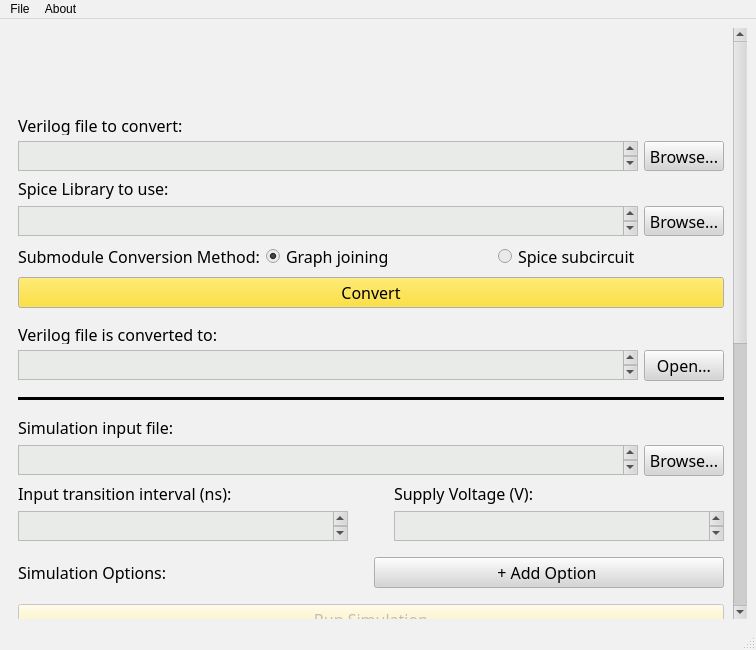
ic-cad/plode, file mainwindow.ui: the form before one commit.
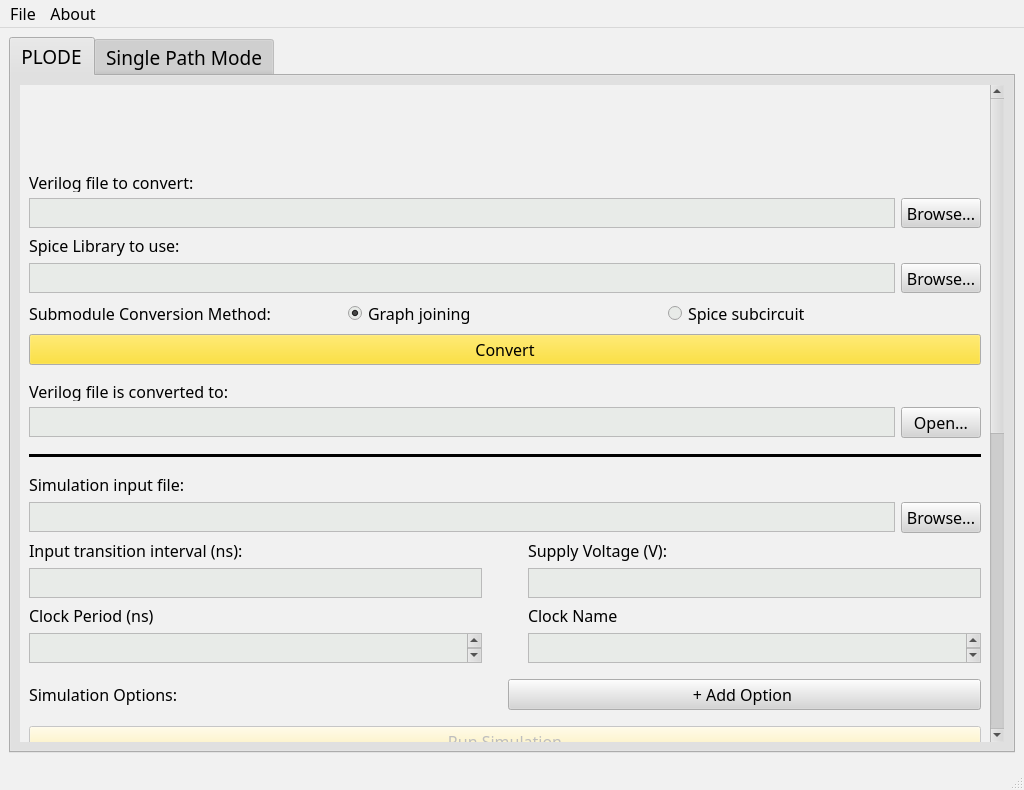
The form after the commit. The open tabs and pages were chosen to show the change. Icons and pictures are not drawn.

Commit message: Added critical path extraction and some UI changes

```diff
--- a/mainwindow.ui
+++ b/mainwindow.ui
@@ -9,8 +9,8 @@
    <rect>
     <x>0</x>
     <y>0</y>
-    <width>756</width>
-    <height>650</height>
+    <width>1024</width>
+    <height>790</height>
    </rect>
   </property>
   <property name="sizePolicy">
@@ -21,8 +21,8 @@
   </property>
   <property name="minimumSize">
    <size>
-    <width>600</width>
-    <height>650</height>
+    <width>750</width>
+    <height>790</height>
    </size>
   </property>
   <property name="maximumSize">
@@ -230,6 +230,12 @@
     </disabled>
    </palette>
   </property>
+  <property name="font">
+   <font>
+    <family>KerkisSans</family>
+    <pointsize>12</pointsize>
+   </font>
+  </property>
   <property name="acceptDrops">
    <bool>false</bool>
   </property>
@@ -247,12 +253,67 @@
     </sizepolicy>
    </property>
    <layout class="QGridLayout" name="gridLayout">
-    <item row="0" column="0">
+    <item row="1" column="0">
+     <widget class="QTabWidget" name="tabWidget">
+      <property name="sizePolicy">
+       <sizepolicy hsizetype="Preferred" vsizetype="Preferred">
+        <horstretch>0</horstretch>
+        <verstretch>0</verstretch>
+       </sizepolicy>
+      </property>
+      <property name="maximumSize">
+       <size>
+        <width>16777215</width>
+        <height>16777215</height>
+       </size>
+      </property>
+      <property name="baseSize">
+       <size>
+        <width>0</width>
+        <height>0</height>
+       </size>
+      </property>
+      <property name="font">
+       <font>
+        <family>KerkisSans</family>
+        <pointsize>14</pointsize>
+       </font>
+      </property>
+      <property name="currentIndex">
+       <number>1</number>
+      </property>
+      <widget class="QWidget" name="tab">
+       <property name="sizePolicy">
+        <sizepolicy hsizetype="Expanding" vsizetype="Expanding">
+         <horstretch>0</horstretch>
+         <verstretch>0</verstretch>
+        </sizepolicy>
+       </property>
+       <attribute name="title">
+        <string>PLODE</string>
+       </attribute>
+       <layout class="QVBoxLayout" name="verticalLayout_12">
+        <item>
      <widget class="QScrollArea" name="scrollArea">
+          <property name="enabled">
+           <bool>true</bool>
+          </property>
+          <property name="sizePolicy">
+           <sizepolicy hsizetype="Expanding" vsizetype="Expanding">
+            <horstretch>0</horstretch>
+            <verstretch>0</verstretch>
+           </sizepolicy>
+          </property>
       <property name="minimumSize">
        <size>
-        <width>0</width>
-        <height>100</height>
+            <width>700</width>
+            <height>651</height>
+           </size>
+          </property>
+          <property name="maximumSize">
+           <size>
+            <width>16777215</width>
+            <height>16777215</height>
        </size>
       </property>
       <property name="font">
@@ -263,22 +324,34 @@
         <bold>false</bold>
        </font>
       </property>
+          <property name="autoFillBackground">
+           <bool>false</bool>
+          </property>
       <property name="frameShape">
        <enum>QFrame::NoFrame</enum>
       </property>
+          <property name="sizeAdjustPolicy">
+           <enum>QAbstractScrollArea::AdjustIgnored</enum>
+          </property>
       <property name="widgetResizable">
        <bool>true</bool>
       </property>
+          <property name="alignment">
+           <set>Qt::AlignCenter</set>
+          </property>
       <widget class="QWidget" name="scrollAreaWidgetContents">
        <property name="geometry">
         <rect>
          <x>0</x>
-         <y>-361</y>
-         <width>724</width>
-         <height>1208</height>
+             <y>0</y>
+             <width>970</width>
+             <height>1330</height>
         </rect>
        </property>
        <layout class="QVBoxLayout" name="verticalLayout">
+            <property name="sizeConstraint">
+             <enum>QLayout::SetDefaultConstraint</enum>
+            </property>
         <item>
          <widget class="QLabel" name="label_5">
           <property name="sizePolicy">
@@ -440,6 +513,14 @@
                   <height>30</height>
                  </size>
                 </property>
+                    <property name="font">
+                     <font>
+                      <family>KerkisSans</family>
+                      <pointsize>9</pointsize>
+                      <weight>50</weight>
+                      <bold>false</bold>
+                     </font>
+                    </property>
                </widget>
               </item>
               <item>
@@ -474,6 +555,20 @@
                   <height>30</height>
                  </size>
                 </property>
+                    <property name="maximumSize">
+                     <size>
+                      <width>16777215</width>
+                      <height>30</height>
+                     </size>
+                    </property>
+                    <property name="font">
+                     <font>
+                      <family>KerkisSans</family>
+                      <pointsize>9</pointsize>
+                      <weight>50</weight>
+                      <bold>false</bold>
+                     </font>
+                    </property>
                </widget>
               </item>
               <item>
@@ -633,6 +728,14 @@
                 <height>30</height>
                </size>
               </property>
+                  <property name="font">
+                   <font>
+                    <family>KerkisSans</family>
+                    <pointsize>9</pointsize>
+                    <weight>50</weight>
+                    <bold>false</bold>
+                   </font>
+                  </property>
              </widget>
             </item>
             <item>
@@ -704,6 +807,9 @@
             <property name="sizeConstraint">
              <enum>QLayout::SetFixedSize</enum>
             </property>
+                <property name="bottomMargin">
+                 <number>0</number>
+                </property>
             <item>
              <widget class="QLabel" name="simulationInputFileLabel">
               <property name="text">
@@ -721,6 +827,14 @@
                   <height>30</height>
                  </size>
                 </property>
+                    <property name="font">
+                     <font>
+                      <family>KerkisSans</family>
+                      <pointsize>9</pointsize>
+                      <weight>50</weight>
+                      <bold>false</bold>
+                     </font>
+                    </property>
                </widget>
               </item>
               <item>
@@ -754,6 +868,14 @@
                     <height>30</height>
                    </size>
                   </property>
+                      <property name="font">
+                       <font>
+                        <family>KerkisSans</family>
+                        <pointsize>9</pointsize>
+                        <weight>50</weight>
+                        <bold>false</bold>
+                       </font>
+                      </property>
                  </widget>
                 </item>
                </layout>
@@ -791,6 +913,14 @@
                     <height>30</height>
                    </size>
                   </property>
+                      <property name="font">
+                       <font>
+                        <family>KerkisSans</family>
+                        <pointsize>9</pointsize>
+                        <weight>50</weight>
+                        <bold>false</bold>
+                       </font>
+                      </property>
                  </widget>
                 </item>
                </layout>
@@ -800,6 +930,74 @@
             <item>
              <layout class="QHBoxLayout" name="horizontalLayout_11"/>
             </item>
+                <item>
+                 <layout class="QHBoxLayout" name="horizontalLayout_21">
+                  <property name="bottomMargin">
+                   <number>0</number>
+                  </property>
+                  <item>
+                   <layout class="QVBoxLayout" name="verticalLayout_11">
+                    <item>
+                     <widget class="QLabel" name="clockPeriodLabel">
+                      <property name="text">
+                       <string>Clock Period (ns)</string>
+                      </property>
+                     </widget>
+                    </item>
+                    <item>
+                     <widget class="QTextEdit" name="clockPeriodTextEdit">
+                      <property name="maximumSize">
+                       <size>
+                        <width>16777215</width>
+                        <height>30</height>
+                       </size>
+                      </property>
+                     </widget>
+                    </item>
+                   </layout>
+                  </item>
+                  <item>
+                   <spacer name="horizontalSpacer_3">
+                    <property name="orientation">
+                     <enum>Qt::Horizontal</enum>
+                    </property>
+                    <property name="sizeType">
+                     <enum>QSizePolicy::Minimum</enum>
+                    </property>
+                    <property name="sizeHint" stdset="0">
+                     <size>
+                      <width>40</width>
+                      <height>10</height>
+                     </size>
+                    </property>
+                   </spacer>
+                  </item>
+                  <item>
+                   <layout class="QVBoxLayout" name="verticalLayout_10">
+                    <property name="bottomMargin">
+                     <number>0</number>
+                    </property>
+                    <item>
+                     <widget class="QLabel" name="clockNameLabel">
+                      <property name="text">
+                       <string>Clock Name</string>
+                      </property>
+                     </widget>
+                    </item>
+                    <item>
+                     <widget class="QTextEdit" name="clockNameTextEdit">
+                      <property name="maximumSize">
+                       <size>
+                        <width>16777215</width>
+                        <height>30</height>
+                       </size>
+                      </property>
+                     </widget>
+                    </item>
+                   </layout>
+                  </item>
+                 </layout>
+                </item>
            </layout>
           </item>
           <item>
@@ -1423,7 +1621,184 @@
           </item>
          </layout>
         </item>
-       </layout>
+            <item>
+             <layout class="QVBoxLayout" name="verticalLayout_4">
+              <property name="topMargin">
+               <number>0</number>
+              </property>
+              <property name="rightMargin">
+               <number>0</number>
+              </property>
+              <item>
+               <widget class="QLabel" name="label_4">
+                <property name="text">
+                 <string>Give Output Bit Interval to Generate Hex Output</string>
+                </property>
+               </widget>
+              </item>
+              <item>
+               <layout class="QHBoxLayout" name="horizontalLayout_18">
+                <property name="topMargin">
+                 <number>0</number>
+                </property>
+                <property name="rightMargin">
+                 <number>0</number>
+                </property>
+                <item>
+                 <widget class="QPlainTextEdit" name="startBit">
+                  <property name="maximumSize">
+                   <size>
+                    <width>16777215</width>
+                    <height>30</height>
+                   </size>
+                  </property>
+                 </widget>
+                </item>
+                <item>
+                 <widget class="QLabel" name="label_16">
+                  <property name="text">
+                   <string>:</string>
+                  </property>
+                 </widget>
+                </item>
+                <item>
+                 <widget class="QTextEdit" name="stopBit">
+                  <property name="maximumSize">
+                   <size>
+                    <width>16777215</width>
+                    <height>30</height>
+                   </size>
+                  </property>
+                 </widget>
+                </item>
+                <item>
+                 <widget class="QPushButton" name="generateButton">
+                  <property name="text">
+                   <string>Generate</string>
+                  </property>
+                 </widget>
+                </item>
+                <item>
+                 <spacer name="horizontalSpacer_4">
+                  <property name="orientation">
+                   <enum>Qt::Horizontal</enum>
+                  </property>
+                  <property name="sizeHint" stdset="0">
+                   <size>
+                    <width>800</width>
+                    <height>20</height>
+                   </size>
+                  </property>
+                 </spacer>
+                </item>
+               </layout>
+              </item>
+             </layout>
+            </item>
+           </layout>
+          </widget>
+         </widget>
+        </item>
+       </layout>
+      </widget>
+      <widget class="QWidget" name="tab_2">
+       <attribute name="title">
+        <string>Single Path Mode</string>
+       </attribute>
+       <widget class="QWidget" name="verticalLayoutWidget">
+        <property name="geometry">
+         <rect>
+          <x>10</x>
+          <y>10</y>
+          <width>711</width>
+          <height>121</height>
+         </rect>
+        </property>
+        <layout class="QVBoxLayout" name="verticalLayout_6">
+         <item>
+          <widget class="QLabel" name="label_17">
+           <property name="font">
+            <font>
+             <family>KerkisSans</family>
+             <pointsize>12</pointsize>
+            </font>
+           </property>
+           <property name="text">
+            <string>Path Nodes</string>
+           </property>
+          </widget>
+         </item>
+         <item>
+          <layout class="QHBoxLayout" name="horizontalLayout_20">
+           <property name="topMargin">
+            <number>0</number>
+           </property>
+           <item>
+            <widget class="QTextEdit" name="sourceVerilog">
+             <property name="maximumSize">
+              <size>
+               <width>16777215</width>
+               <height>30</height>
+              </size>
+             </property>
+             <property name="font">
+              <font>
+               <family>KerkisSans</family>
+               <pointsize>9</pointsize>
+              </font>
+             </property>
+            </widget>
+           </item>
+           <item>
+            <widget class="QPushButton" name="openVerilog">
+             <property name="font">
+              <font>
+               <family>KerkisSans</family>
+               <pointsize>12</pointsize>
+              </font>
+             </property>
+             <property name="text">
+              <string>Open Verilog</string>
+             </property>
+            </widget>
+           </item>
+          </layout>
+         </item>
+         <item>
+          <layout class="QHBoxLayout" name="horizontalLayout_19">
+           <item>
+            <widget class="QTextEdit" name="pathText">
+             <property name="maximumSize">
+              <size>
+               <width>16777215</width>
+               <height>30</height>
+              </size>
+             </property>
+             <property name="font">
+              <font>
+               <family>KerkisSans</family>
+               <pointsize>9</pointsize>
+              </font>
+             </property>
+            </widget>
+           </item>
+           <item>
+            <widget class="QPushButton" name="savePathVerilogButton">
+             <property name="font">
+              <font>
+               <family>KerkisSans</family>
+               <pointsize>12</pointsize>
+              </font>
+             </property>
+             <property name="text">
+              <string>Save Path Verilog</string>
+             </property>
+            </widget>
+           </item>
+          </layout>
+         </item>
+        </layout>
+       </widget>
       </widget>
      </widget>
     </item>
@@ -1434,8 +1809,8 @@
     <rect>
      <x>0</x>
      <y>0</y>
-     <width>756</width>
-     <height>23</height>
+     <width>1024</width>
+     <height>24</height>
     </rect>
    </property>
    <widget class="QMenu" name="menuVerilogToSpiceConverter">
```
Left out of the diff: 44 changed lines with no effect on the pictures. Lines whose indentation alone changed are shown as unchanged. The commit also changes 19 other files.
